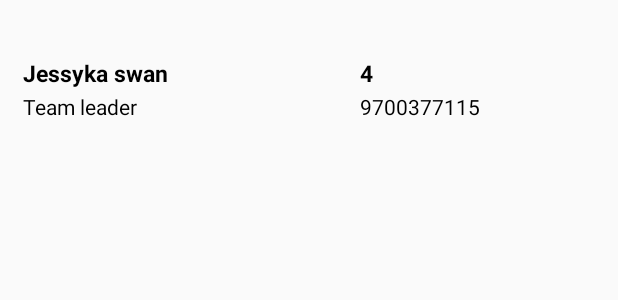
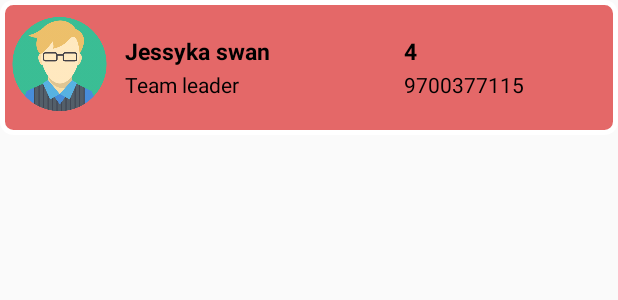
Before and after one commit to sai5431/csgcarpool, an Android app: the layout myview.xml on its own in the app's theme, with its tools: preview values and no code run, on a phone screen of 412 x 824 dp. Shown: the top 300 px of the screen. Run offline under Robolectric (Android 15) with nearby library versions, the phone set to English and light mode, and no system bars.

Commit message:
red and white changes

```diff
--- /dev/null
+++ b/app/src/main/res/drawable/black_border.xml
@@ -0,0 +1,19 @@
+<?xml version="1.0" encoding="UTF-8"?>
+<shape xmlns:android="http://schemas.android.com/apk/res/android">
+    <solid android:color="@color/colorAccent"/>
+
+    <stroke android:width="3dp"
+        android:color="@color/colorPrimary"
+        />
+
+    <padding android:left="1dp"
+        android:top="1dp"
+        android:right="1dp"
+        android:bottom="1dp"
+        />
+
+    <corners android:bottomRightRadius="7dp"
+        android:bottomLeftRadius="7dp"
+        android:topLeftRadius="7dp"
+        android:topRightRadius="7dp"/>
+</shape>
--- a/app/src/main/res/layout/myview.xml
+++ b/app/src/main/res/layout/myview.xml
@@ -2,16 +2,17 @@
 <RelativeLayout xmlns:android="http://schemas.android.com/apk/res/android"
     android:orientation="vertical"
     android:layout_width="match_parent"
-    android:layout_height="100dp">
+    android:layout_height="90dp"
+    android:background="@drawable/black_border">
 
 
     <RelativeLayout xmlns:android="http://schemas.android.com/apk/res/android"
-        android:clickable="true"
+        android:layout_width="match_parent"
 
-        android:layout_width="match_parent"
-        android:layout_height="100dp"
-        android:layout_marginTop="20dp"
-        >
+        android:layout_height="90dp"
+        android:layout_alignParentStart="true"
+        android:layout_alignParentTop="true"
+        android:clickable="true">
 
         <LinearLayout
             android:layout_width="match_parent"
@@ -26,6 +27,13 @@
                 android:orientation="horizontal"
                 android:weightSum="5">
 
+                <ImageView
+                    android:id="@+id/picture"
+                    android:layout_width="67dp"
+                    android:layout_height="67dp"
+                    android:layout_gravity="center_vertical"
+                    android:padding="0dp"
+                    android:src="@drawable/avatar_icon" />
 
                 <LinearLayout
                     android:layout_width="0dp"
@@ -36,24 +44,24 @@
                     android:paddingLeft="10dp">
 
                     <TextView
+                        android:id="@+id/vPName"
                         android:layout_width="wrap_content"
                         android:layout_height="wrap_content"
                         android:text="Jessyka swan"
                         android:textColor="@color/bg_login"
                         android:textSize="15dp"
-                    android:textStyle="bold"
-                    android:id="@+id/vPName"
-                    />
+                        android:textStyle="bold" />
 
                     <TextView
+                        android:id="@+id/vPDestination"
                         android:layout_width="wrap_content"
                         android:layout_height="wrap_content"
                         android:layout_marginTop="2dp"
                         android:text="Team leader"
-                    android:id="@+id/vPDestination"
                         android:textColor="@color/bg_login"
                         android:textSize="14dp" />
                 </LinearLayout>
+
                 <LinearLayout
                     android:layout_width="0dp"
                     android:layout_height="match_parent"
@@ -63,21 +71,20 @@
                     android:paddingLeft="10dp">
 
                     <TextView
+                        android:id="@+id/vPSeats"
                         android:layout_width="wrap_content"
                         android:layout_height="wrap_content"
                         android:text="4"
                         android:textColor="@color/bg_login"
                         android:textSize="15dp"
-                        android:textStyle="bold"
-                        android:id="@+id/vPSeats"
-                        />
+                        android:textStyle="bold" />
 
                     <TextView
+                        android:id="@+id/vPPhno"
                         android:layout_width="wrap_content"
                         android:layout_height="wrap_content"
                         android:layout_marginTop="2dp"
                         android:text="9700377115"
-                        android:id="@+id/vPPhno"
                         android:textColor="@color/bg_login"
                         android:textSize="14dp" />
                 </LinearLayout>
```
Also changed, not shown: app/src/main/AndroidManifest.xml (+5 -5 lines), app/src/main/java/csg/sai/csgcarpool/ChecknJoinActivity.java (added, +13 -0 lines), app/src/main/java/csg/sai/csgcarpool/RetrieveCPDetailsActivity.java (+65 -2 lines), app/src/main/res/layout/activity_checkn_join.xml (added, +9 -0 lines), app/src/main/res/layout/activity_retrieve_cpdetails.xml (+15 -5 lines), app/src/main/res/drawable/avatar_icon.png (added). Lines whose indentation alone changed are shown as unchanged.
